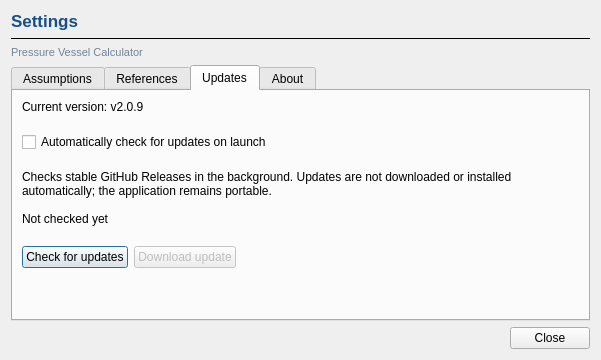
Above: src/ui/settings_dialog.ui from ZeroFlagLabs/pressure-vessel-calculator before the change. Below: the same form after it.
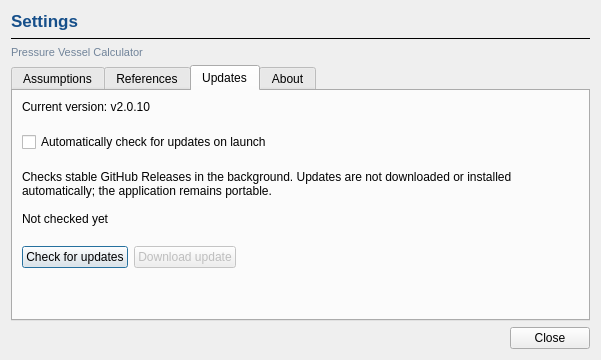
That is the form after the change. The open tabs and pages were chosen to show the change.

Commit message: Synchronise Designer form release versions

What changed in the file:
```diff
--- a/src/ui/settings_dialog.ui
+++ b/src/ui/settings_dialog.ui
@@ -168,7 +168,7 @@
      <widget class="QWidget" name="updates_tab">
       <attribute name="title"><string>Updates</string></attribute>
       <layout class="QVBoxLayout" name="updatesLayout">
-       <item><widget class="QLabel" name="current_version"><property name="text"><string>Current version: v2.0.9</string></property></widget></item>
+       <item><widget class="QLabel" name="current_version"><property name="text"><string>Current version: v2.0.10</string></property></widget></item>
        <item><spacer name="updates_version_to_checkbox_gap"><property name="orientation"><enum>Qt::Orientation::Vertical</enum></property><property name="sizeType"><enum>QSizePolicy::Fixed</enum></property><property name="sizeHint" stdset="0"><size><width>20</width><height>12</height></size></property></spacer></item><item><widget class="QCheckBox" name="check_on_launch"><property name="text"><string>Automatically check for updates on launch</string></property></widget></item>
        <item><spacer name="updates_checkbox_to_information_gap"><property name="orientation"><enum>Qt::Orientation::Vertical</enum></property><property name="sizeType"><enum>QSizePolicy::Fixed</enum></property><property name="sizeHint" stdset="0"><size><width>20</width><height>12</height></size></property></spacer></item><item><widget class="QLabel" name="update_information"><property name="text"><string>Checks stable GitHub Releases in the background. Updates are not downloaded or installed automatically; the application remains portable.</string></property><property name="wordWrap"><bool>true</bool></property></widget></item>
        <item><spacer name="updates_information_to_status_gap"><property name="orientation"><enum>Qt::Orientation::Vertical</enum></property><property name="sizeType"><enum>QSizePolicy::Fixed</enum></property><property name="sizeHint" stdset="0"><size><width>20</width><height>8</height></size></property></spacer></item><item><widget class="QLabel" name="update_status"><property name="text"><string>Not checked yet</string></property><property name="wordWrap"><bool>true</bool></property></widget></item>
```
Left out of the diff: 2 changed lines with no effect on the pictures.
